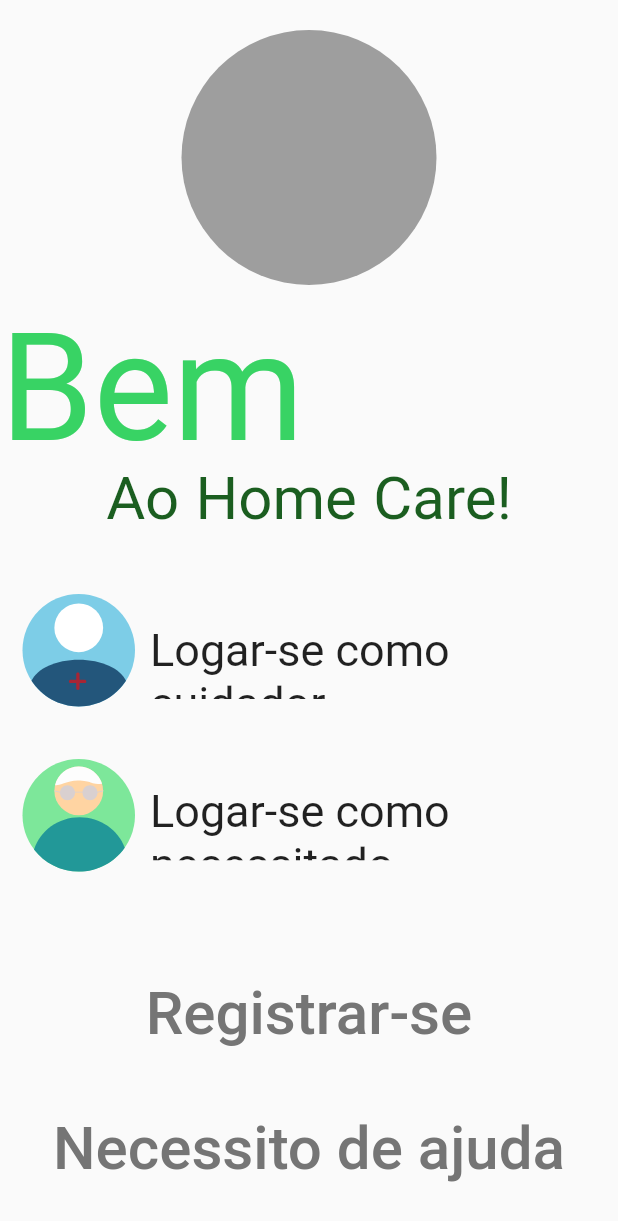
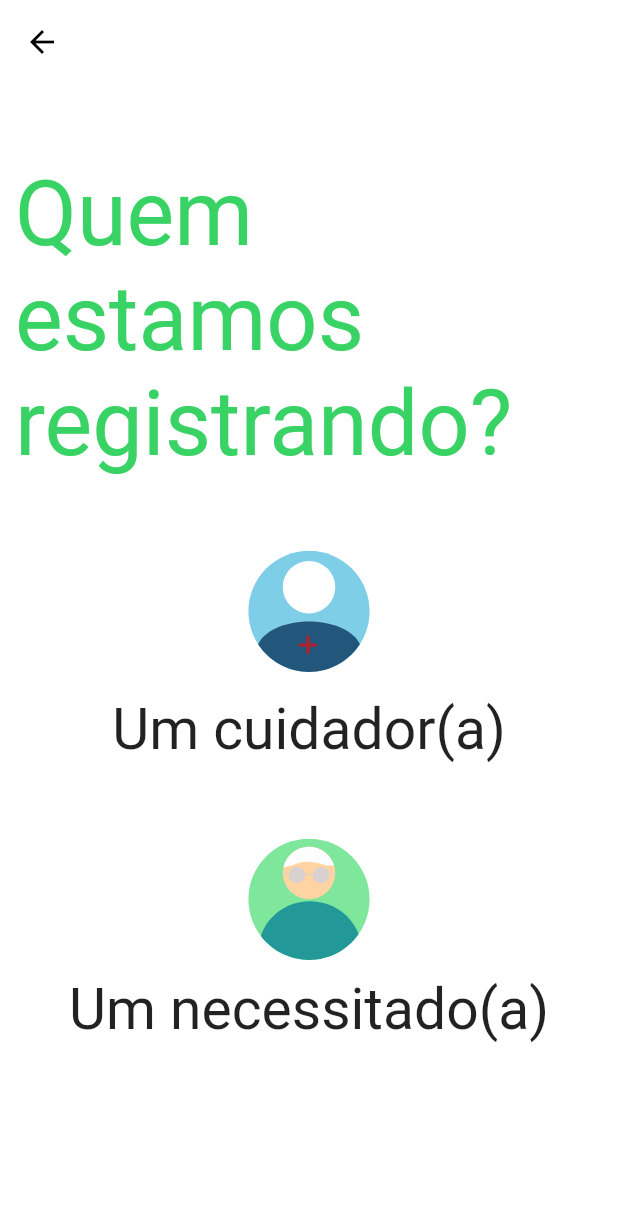
Before and after one commit to JonatasMSS/caranga_app, a Flutter app: the screen it shows after launch, after a tap on "Registrar-se", on a phone screen of 412 x 824 dp. Shown: the top 1221 px of the screen. Run offline on Flutter 3.47's test engine with Material 2 defaults, Android fonts, the phone set to English and light mode, and no system bars; our stand-ins replace flutter_svg, get, google_fonts; Roboto replaces fonts that are missing (Dongle).

Commit message:
Register Page added

```diff
--- /dev/null
+++ b/lib/core/widgets/homeCare_appBar.dart
@@ -0,0 +1,16 @@
+import 'package:flutter/material.dart';
+import 'package:flutter/services.dart';
+
+class HomeCareAppBar extends AppBar {
+  HomeCareAppBar({
+    Key? key,
+    double elevation = 0,
+  }) : super(
+          key: key,
+          elevation: elevation,
+          backgroundColor: Colors.white,
+          iconTheme: const IconThemeData(
+            color: Colors.black,
+          ),
+        );
+}
--- a/lib/core/widgets/homeCare_textbutton.dart
+++ b/lib/core/widgets/homeCare_textbutton.dart
@@ -7,18 +7,20 @@ class homeCare_textButton extends StatelessWidget {
     this.width,
     this.text,
     this.aling = Alignment.bottomCenter,
+    required this.onPress,
   }) : super(key: key);
 
-  double? width;
-  String? text;
-  Alignment aling;
+  final double? width;
+  final String? text;
+  final Alignment aling;
+  final VoidCallback? onPress;
   @override
   Widget build(BuildContext context) {
     return Container(
       alignment: aling,
       width: width,
       child: TextButton(
-        onPressed: () {},
+        onPressed: onPress,
         child: Text(
           "$text",
           style: GoogleFonts.dongle(
--- a/lib/main.dart
+++ b/lib/main.dart
@@ -1,10 +1,14 @@
+import 'package:caranga_app/pages/registerPage/register_page.dart';
 import 'package:caranga_app/pages/welcomePage/welcomePage.dart';
 import 'package:caranga_app/pages/welcomePage/welcomePageBindings.dart';
 import 'package:flutter/material.dart';
 import 'package:get/get.dart';
 import 'package:flutter/services.dart';
 
-void main() => runApp(MainApp());
+void main() {
+  SystemChrome.setEnabledSystemUIMode(SystemUiMode.immersive);
+  runApp(MainApp());
+}
 
 class MainApp extends StatelessWidget {
   const MainApp({Key? key}) : super(key: key);
@@ -12,15 +16,16 @@ class MainApp extends StatelessWidget {
   @override
   Widget build(BuildContext context) {
     return GetMaterialApp(
-      onReady: () {
-        SystemChrome.setEnabledSystemUIMode(SystemUiMode.immersiveSticky);
-      },
       getPages: [
         GetPage(
           name: '/',
           binding: WelcomePageBindings(),
           page: () => WelcomePage(),
         ),
+        GetPage(
+          name: '/registerPage',
+          page: () => const RegisterPage(),
+        )
       ],
     );
   }
--- /dev/null
+++ b/lib/pages/registerPage/register_page.dart
@@ -0,0 +1,72 @@
+import 'package:caranga_app/consts/consts.dart';
+import 'package:caranga_app/core/widgets/homeCare_appBar.dart';
+import 'package:flutter/material.dart';
+import 'package:flutter_svg/flutter_svg.dart';
+import 'package:get/utils.dart';
+import 'package:google_fonts/google_fonts.dart';
+
+class RegisterPage extends StatelessWidget {
+  const RegisterPage({Key? key}) : super(key: key);
+
+  @override
+  Widget build(BuildContext context) {
+    return Scaffold(
+      backgroundColor: Colors.white,
+      appBar: HomeCareAppBar(),
+      body: Padding(
+        padding: const EdgeInsets.all(10),
+        child: Column(
+          children: [
+            SizedBox(
+              height: context.heightTransformer(dividedBy: 20),
+            ),
+            SizedBox(
+              child: Text(
+                "Quem estamos registrando?",
+                softWrap: true,
+                style: GoogleFonts.dongle(
+                  fontSize: 60,
+                  color: greenOpac,
+                ),
+              ),
+            ),
+            Container(
+              margin: const EdgeInsets.only(top: 50),
+              child: Column(
+                children: [
+                  SvgPicture.asset(
+                    'assets/icons/Icon_helper.svg',
+                    width: context.widthTransformer(dividedBy: 4.5),
+                  ),
+                  Text(
+                    "Um cuidador(a)",
+                    style: GoogleFonts.dongle(
+                      fontSize: 38,
+                    ),
+                  )
+                ],
+              ),
+            ),
+            Container(
+              margin: const EdgeInsets.only(top: 50),
+              child: Column(
+                children: [
+                  SvgPicture.asset(
+                    'assets/icons/Icon_older.svg',
+                    width: context.widthTransformer(dividedBy: 4.5),
+                  ),
+                  Text(
+                    "Um necessitado(a)",
+                    style: GoogleFonts.dongle(
+                      fontSize: 38,
+                    ),
+                  )
+                ],
+              ),
+            ),
+          ],
+        ),
+      ),
+    );
+  }
+}
--- a/lib/pages/welcomePage/welcomePage.dart
+++ b/lib/pages/welcomePage/welcomePage.dart
@@ -62,7 +62,7 @@ class WelcomePage extends StatelessWidget {
               ),
             ),
           ),
-          SizedBox(
+          const SizedBox(
             height: 40,
           ),
           //LOGINS
@@ -79,14 +79,19 @@ class WelcomePage extends StatelessWidget {
           ),
           Expanded(
             child: homeCare_textButton(
-                width: screenSize.width, text: "Registrar-se"),
+              width: screenSize.width,
+              text: "Registrar-se",
+              onPress: () => Get.toNamed('registerPage'),
+            ),
           ),
           Expanded(
-              child: homeCare_textButton(
-            width: screenSize.width,
-            text: "Necessito de ajuda",
-            aling: Alignment.center,
-          )),
+            child: homeCare_textButton(
+              width: screenSize.width,
+              text: "Necessito de ajuda",
+              aling: Alignment.center,
+              onPress: () {},
+            ),
+          ),
         ],
       ),
     );
```
